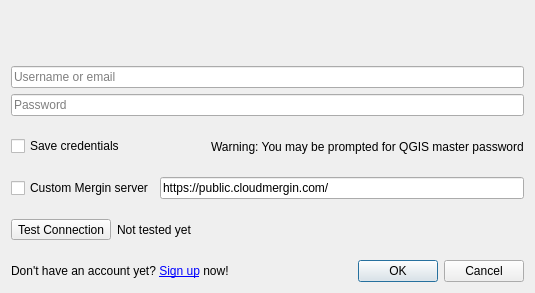
Before: the Qt Designer form Mergin/ui/ui_config.ui in MerginMaps/qgis-plugin, drawn with Qt 5.
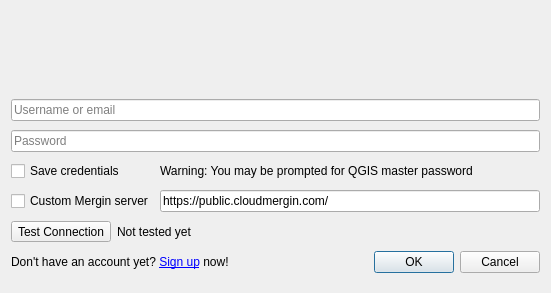
After: the same form once the commit is applied. Icons and pictures are not drawn. Custom widgets are drawn as their Qt base class.

Commit message: drop extra layouts from config dialog .ui file

Diff of the .ui file:
```diff
--- a/Mergin/ui/ui_config.ui
+++ b/Mergin/ui/ui_config.ui
@@ -13,8 +13,8 @@
   <property name="windowTitle">
    <string>Mergin Settings</string>
   </property>
-  <layout class="QVBoxLayout" name="verticalLayout">
-   <item alignment="Qt::AlignHCenter|Qt::AlignVCenter">
+  <layout class="QGridLayout" name="gridLayout">
+   <item row="0" column="3" colspan="2">
     <widget class="QLabel" name="label_2">
      <property name="maximumSize">
       <size>
@@ -33,83 +33,28 @@
      </property>
     </widget>
    </item>
-   <item>
-    <widget class="QLineEdit" name="username">
-     <property name="placeholderText">
-      <string>Username or email</string>
-     </property>
-    </widget>
-   </item>
-   <item>
-    <widget class="QgsPasswordLineEdit" name="password">
-     <property name="text">
-      <string/>
-     </property>
-     <property name="placeholderText">
-      <string>Password</string>
-     </property>
-    </widget>
-   </item>
-   <item>
-    <layout class="QHBoxLayout" name="horizontalLayout_4">
-     <item>
+   <item row="3" column="0" colspan="2">
       <widget class="QCheckBox" name="save_credentials">
        <property name="text">
         <string>Save credentials</string>
        </property>
       </widget>
      </item>
-     <item>
+   <item row="3" column="2" colspan="3">
       <widget class="QLabel" name="master_password_status">
        <property name="text">
         <string>Warning: You may be prompted for QGIS master password</string>
        </property>
       </widget>
      </item>
-    </layout>
-   </item>
-   <item>
-    <layout class="QHBoxLayout" name="horizontalLayout_2">
-     <item>
-      <widget class="QCheckBox" name="custom_url">
-       <property name="text">
-        <string>Custom Mergin server</string>
-       </property>
-      </widget>
-     </item>
-     <item>
-      <widget class="QLineEdit" name="merginURL">
-       <property name="text">
-        <string>https://public.cloudmergin.com/</string>
-       </property>
-       <property name="placeholderText">
-        <string>URL</string>
-       </property>
-      </widget>
-     </item>
-    </layout>
-   </item>
-   <item>
-    <layout class="QHBoxLayout" name="horizontalLayout">
-     <item>
+   <item row="5" column="0">
       <widget class="QToolButton" name="test_connection_btn">
        <property name="text">
         <string>Test Connection</string>
        </property>
       </widget>
      </item>
-     <item>
-      <widget class="QLabel" name="test_status">
-       <property name="text">
-        <string>Not tested yet</string>
-       </property>
-      </widget>
-     </item>
-    </layout>
-   </item>
-   <item>
-    <layout class="QHBoxLayout" name="horizontalLayout_3">
-     <item>
+   <item row="6" column="0" colspan="4">
       <widget class="QLabel" name="label">
        <property name="text">
         <string>&lt;html&gt;&lt;head/&gt;&lt;body&gt;&lt;p&gt;&lt;span style=&quot; font-size:9pt;&quot;&gt;Don't have an account yet? &lt;/span&gt;&lt;a href=&quot;https://public.cloudmergin.com/&quot;&gt;&lt;span style=&quot; font-size:9pt; text-decoration: underline; color:#0000ff;&quot;&gt;Sign up&lt;/span&gt;&lt;/a&gt;&lt;span style=&quot; font-size:9pt;&quot;&gt; now!&lt;/span&gt;&lt;/p&gt;&lt;/body&gt;&lt;/html&gt;</string>
@@ -119,7 +64,7 @@
        </property>
       </widget>
      </item>
-     <item>
+   <item row="6" column="4">
       <widget class="QDialogButtonBox" name="buttonBox">
        <property name="orientation">
         <enum>Qt::Horizontal</enum>
@@ -129,7 +74,46 @@
        </property>
       </widget>
      </item>
-    </layout>
+   <item row="4" column="0" colspan="2">
+    <widget class="QCheckBox" name="custom_url">
+     <property name="text">
+      <string>Custom Mergin server</string>
+     </property>
+    </widget>
+   </item>
+   <item row="4" column="2" colspan="3">
+    <widget class="QLineEdit" name="merginURL">
+     <property name="text">
+      <string>https://public.cloudmergin.com/</string>
+     </property>
+     <property name="placeholderText">
+      <string>URL</string>
+     </property>
+    </widget>
+   </item>
+   <item row="2" column="0" colspan="5">
+    <widget class="QgsPasswordLineEdit" name="password">
+     <property name="text">
+      <string/>
+     </property>
+     <property name="placeholderText">
+      <string>Password</string>
+     </property>
+    </widget>
+   </item>
+   <item row="1" column="0" colspan="5">
+    <widget class="QLineEdit" name="username">
+     <property name="placeholderText">
+      <string>Username or email</string>
+     </property>
+    </widget>
+   </item>
+   <item row="5" column="1" colspan="4">
+    <widget class="QLabel" name="test_status">
+     <property name="text">
+      <string>Not tested yet</string>
+     </property>
+    </widget>
    </item>
   </layout>
  </widget>
```
Lines whose indentation alone changed are shown as unchanged.
